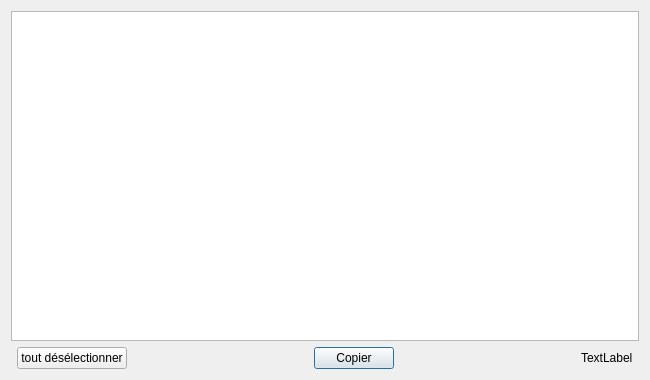
This is dial/copie_attributs.ui in IGNF/boite_outils-qgis-plugin as Qt 5 draws it before an edit. The edited form follows.
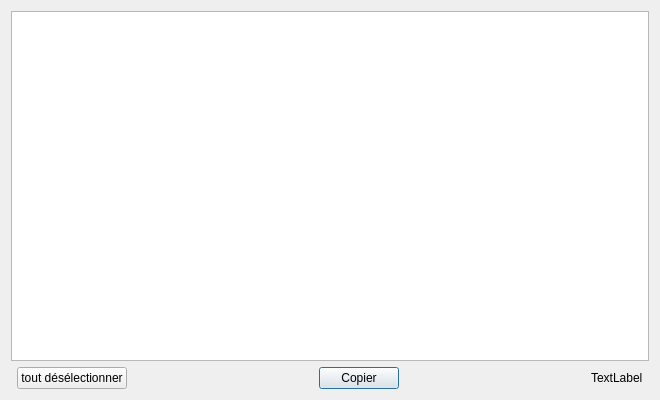
This is the edited form. Icons and pictures are not drawn.

```diff
--- a/dial/copie_attributs.ui
+++ b/dial/copie_attributs.ui
@@ -6,20 +6,20 @@
    <rect>
     <x>0</x>
     <y>0</y>
-    <width>650</width>
-    <height>380</height>
+    <width>660</width>
+    <height>400</height>
    </rect>
   </property>
   <property name="minimumSize">
    <size>
-    <width>650</width>
+    <width>660</width>
     <height>380</height>
    </size>
   </property>
   <property name="maximumSize">
    <size>
-    <width>650</width>
-    <height>380</height>
+    <width>660</width>
+    <height>800</height>
    </size>
   </property>
   <property name="windowTitle">
```
